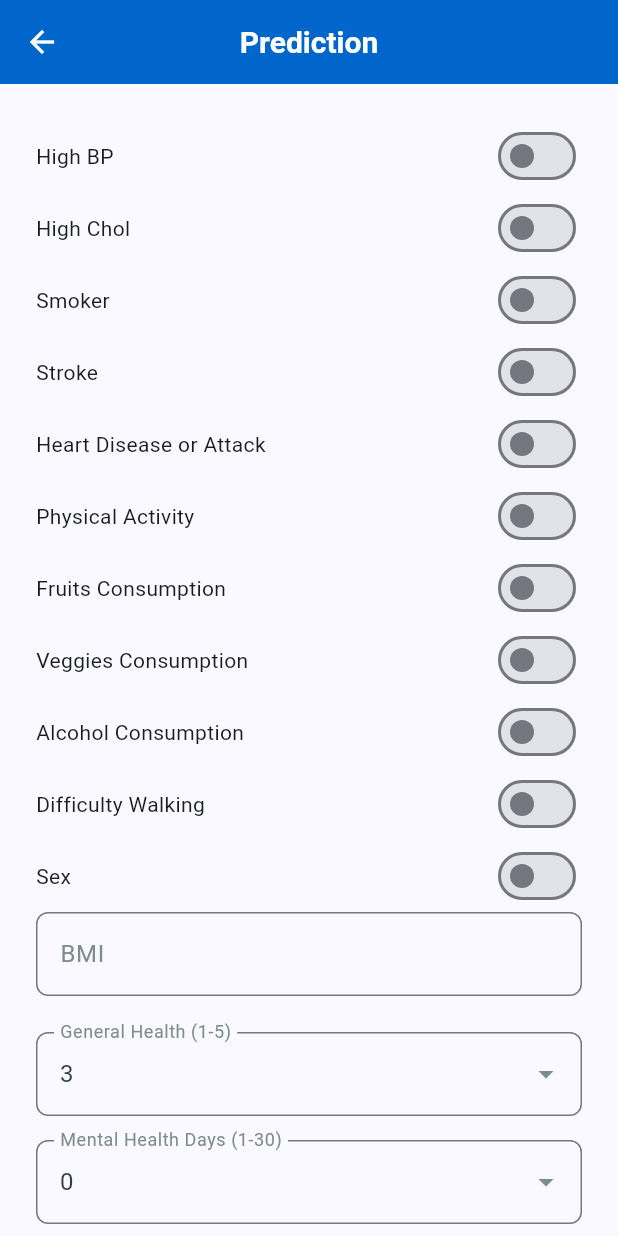
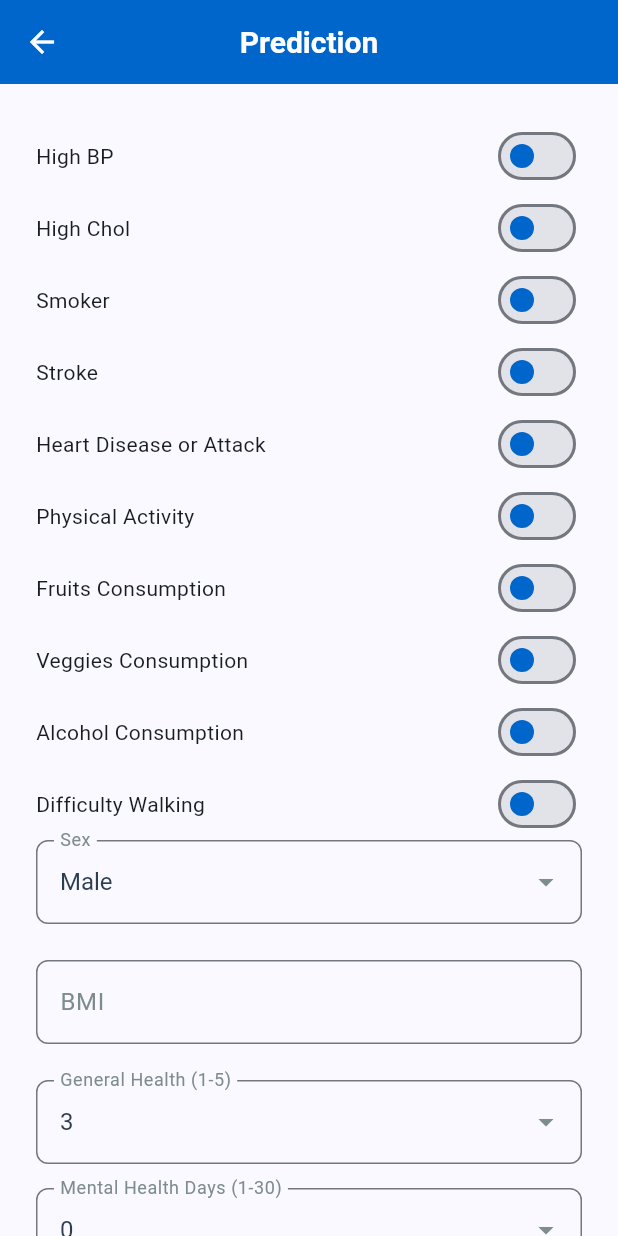
Before and after one commit to Zabith-Fulail/SugarMate, a Flutter app: the PredictionView screen opened by its route, on a phone screen of 412 x 824 dp. Run offline on Flutter 3.47's test engine with Material 3 defaults, Android fonts, the phone set to English and light mode, and no system bars; our stand-ins replace bloc, carousel_slider, cloud_firestore, connectivity_plus, dartz, device_info_plus and 14 more; missing offline and left inert: tflite_flutter; accounts and stored records are empty.

Commit message:
gender field issue fixed

```diff
--- a/lib/features/presentation/views/prediction/prediction_view.dart
+++ b/lib/features/presentation/views/prediction/prediction_view.dart
@@ -28,12 +28,13 @@ class _PredictionViewState extends State<PredictionView> {
   int _physHealth = 0;
   final TextEditingController _bmiController = TextEditingController();
 
-
   // bool _genHealth = false;
   // bool _mentHealth = false;
   // bool _physHealth = false;
   bool _diffWalk = false;
-  bool _sex = false;
+
+  // bool _sex = false;
+  String _sex = 'Male'; // default
   int _education = 1;
   int _income = 1;
 
@@ -48,7 +49,6 @@ class _PredictionViewState extends State<PredictionView> {
   String? _predictionResult;
   bool _isLoading = false;
 
-
   late DiabetesPredictor predictor;
   bool _modelLoaded = false;
 
@@ -57,12 +57,12 @@ class _PredictionViewState extends State<PredictionView> {
     super.initState();
     _loadModel();
   }
+
   @override
   void dispose() {
     _bmiController.dispose();
     super.dispose();
   }
-
 
   Future<void> _loadModel() async {
     predictor = DiabetesPredictor();
@@ -71,6 +71,7 @@ class _PredictionViewState extends State<PredictionView> {
       _modelLoaded = true;
     });
   }
+
   @override
   Widget build(BuildContext context) {
     return Scaffold(
@@ -93,17 +94,37 @@ class _PredictionViewState extends State<PredictionView> {
             crossAxisAlignment: CrossAxisAlignment.start,
             children: [
               // Toggle buttons for binary inputs (e.g., HighBP, HighChol, etc.)
-              _buildToggle("High BP", _highBP, (val) => setState(() => _highBP = val)),
-              _buildToggle("High Chol", _highChol, (val) => setState(() => _highChol = val)),
-              _buildToggle("Smoker", _smoker, (val) => setState(() => _smoker = val)),
-              _buildToggle("Stroke", _stroke, (val) => setState(() => _stroke = val)),
-              _buildToggle("Heart Disease or Attack", _heartDisease, (val) => setState(() => _heartDisease = val)),
-              _buildToggle("Physical Activity", _physActivity, (val) => setState(() => _physActivity = val)),
-              _buildToggle("Fruits Consumption", _fruits, (val) => setState(() => _fruits = val)),
-              _buildToggle("Veggies Consumption", _veggies, (val) => setState(() => _veggies = val)),
-              _buildToggle("Alcohol Consumption", _alcohol, (val) => setState(() => _alcohol = val)),
-              _buildToggle("Difficulty Walking", _diffWalk, (val) => setState(() => _diffWalk = val)),
-              _buildToggle("Sex", _sex, (val) => setState(() => _sex = val)), /// make it dropdown male or female
+              _buildToggle(
+                  "High BP", _highBP, (val) => setState(() => _highBP = val)),
+              _buildToggle("High Chol", _highChol,
+                  (val) => setState(() => _highChol = val)),
+              _buildToggle(
+                  "Smoker", _smoker, (val) => setState(() => _smoker = val)),
+              _buildToggle(
+                  "Stroke", _stroke, (val) => setState(() => _stroke = val)),
+              _buildToggle("Heart Disease or Attack", _heartDisease,
+                  (val) => setState(() => _heartDisease = val)),
+              _buildToggle("Physical Activity", _physActivity,
+                  (val) => setState(() => _physActivity = val)),
+              _buildToggle("Fruits Consumption", _fruits,
+                  (val) => setState(() => _fruits = val)),
+              _buildToggle("Veggies Consumption", _veggies,
+                  (val) => setState(() => _veggies = val)),
+              _buildToggle("Alcohol Consumption", _alcohol,
+                  (val) => setState(() => _alcohol = val)),
+              _buildToggle("Difficulty Walking", _diffWalk,
+                  (val) => setState(() => _diffWalk = val)),
+              // _buildToggle("Sex", _sex, (val) => setState(() => _sex = val)), /// make it dropdown male or female
+              AppDropdown<String>(
+                value: _sex,
+                labelText: "Sex",
+                items: const [
+                  DropdownMenuItem(value: 'Male', child: Text("Male")),
+                  DropdownMenuItem(value: 'Female', child: Text("Female")),
+                ],
+                onChanged: (val) => setState(() => _sex = val!),
+              ),
+              const SizedBox(height: 24),
               AppTextField(
                 controller: _bmiController,
                 labelText: "BMI",
@@ -267,7 +288,16 @@ class _PredictionViewState extends State<PredictionView> {
     return Row(
       children: [
         Expanded(child: Text(label)),
-        Switch(value: value, onChanged: onChanged),
+        Switch(
+          value: value,
+          onChanged: onChanged,
+          thumbColor: WidgetStateProperty.resolveWith<Color>(
+            (Set<WidgetState> states) {
+              return AppColors.primaryColor;
+            },
+          ),
+          activeTrackColor: AppColors.primaryColor.withValues(alpha: 0.5),
+        )
       ],
     );
   }
@@ -285,53 +315,77 @@ class _PredictionViewState extends State<PredictionView> {
       _predictionResult = null;
     });
 
-    // Raw input data
-    // List<double> inputData = [
-    //   _highBP ? 1 : 0,
-    //   _highChol ? 1 : 0,
-    //   double.tryParse(_bmiController.text) ?? 0.0,
-    //   _smoker ? 1 : 0,
-    //   _stroke ? 1 : 0,
-    //   _heartDisease ? 1 : 0,
-    //   _physActivity ? 1 : 0,
-    //   _fruits ? 1 : 0,
-    //   _veggies ? 1 : 0,
-    //   _alcohol ? 1 : 0,
-    //   // _genHealth ? 1.0 : 0.0, // Adjust if you're modeling general health as categorical
-    //   // _mentHealth ? 1.0 : 0.0,
-    //   // _physHealth ? 1.0 : 0.0,
-    //   _genHealth.toDouble(),
-    //   _mentHealth.toDouble(),
-    //   _physHealth.toDouble(),
-    //   _diffWalk ? 1 : 0,
-    //   _sex ? 1 : 0,
-    //   // double.tryParse(_ageController.text) ?? 0,
-    //   _age.toDouble(),
-    //   // double.tryParse(_educationController.text) ?? 0,
-    //   // double.tryParse(_incomeController.text) ?? 0,
-    //   _education.toDouble(),
-    //   _income.toDouble(),
-    //
-    // ];
+    List<double> inputData = [
+      _highBP ? 1 : 0,
+      _highChol ? 1 : 0,
+      double.tryParse(_bmiController.text) ?? 0.0,
+      _smoker ? 1 : 0,
+      _stroke ? 1 : 0,
+      _heartDisease ? 1 : 0,
+      _physActivity ? 1 : 0,
+      _fruits ? 1 : 0,
+      _veggies ? 1 : 0,
+      _alcohol ? 1 : 0,
+      _genHealth.toDouble(),
+      _mentHealth.toDouble(),
+      _physHealth.toDouble(),
+      _diffWalk ? 1 : 0,
+      _sex == 'Male' ? 1.0 : 0.0, // <-- updated
+      _age.toDouble(),
+      _education.toDouble(),
+      _income.toDouble(),
+    ];
 
-    List<double> inputData = [0, 1, 26, 1, 0, 0, 1, 1, 1, 1, 1, 0, 0, 0, 1, 13, 5, 6];
+    // List<double> inputData = [0, 1, 26, 1, 0, 0, 1, 1, 1, 1, 1, 0, 0, 0, 1, 13, 5, 6];
 
     // Means and standard deviations (from your StandardScaler in Python)
     List<double> means = [
-      0.56317083, 0.5247467, 29.88198681, 0.47537708, 0.0618358, 0.14687108,
-      0.70457801, 0.61386664, 0.78938341, 0.0435167, 2.83406716, 3.74139303,
-      5.77863243, 0.2510919, 0.45843722, 8.57676869, 4.92255053, 5.69925557
+      0.56317083,
+      0.5247467,
+      29.88198681,
+      0.47537708,
+      0.0618358,
+      0.14687108,
+      0.70457801,
+      0.61386664,
+      0.78938341,
+      0.0435167,
+      2.83406716,
+      3.74139303,
+      5.77863243,
+      0.2510919,
+      0.45843722,
+      8.57676869,
+      4.92255053,
+      5.69925557
     ];
 
     List<double> stds = [
-      0.49599339, 0.49938723, 7.10240249, 0.49939334, 0.24085708, 0.35397735,
-      0.45623222, 0.48686178, 0.40774654, 0.20401715, 1.11181404, 8.1465422,
-      10.04141135, 0.43364128, 0.49826954, 2.85296793, 1.03047795, 2.17492644
+      0.49599339,
+      0.49938723,
+      7.10240249,
+      0.49939334,
+      0.24085708,
+      0.35397735,
+      0.45623222,
+      0.48686178,
+      0.40774654,
+      0.20401715,
+      1.11181404,
+      8.1465422,
+      10.04141135,
+      0.43364128,
+      0.49826954,
+      2.85296793,
+      1.03047795,
+      2.17492644
     ];
 
     // Standard scaling function
-    List<double> standardScale(List<double> input, List<double> means, List<double> stds) {
-      return List.generate(input.length, (i) => (input[i] - means[i]) / stds[i]);
+    List<double> standardScale(
+        List<double> input, List<double> means, List<double> stds) {
+      return List.generate(
+          input.length, (i) => (input[i] - means[i]) / stds[i]);
     }
 
     // Normalize the input
@@ -342,14 +396,12 @@ class _PredictionViewState extends State<PredictionView> {
 
     setState(() {
       _isLoading = false;
-      _predictionResult = prediction < 1
-          ? "Prediction: Positive ✅"
-          : "Prediction: Negative ❌";
+      _predictionResult =
+          prediction < 1 ? "Prediction: Positive ✅" : "Prediction: Negative ❌";
     });
     print(inputData[2]);
     print(prediction);
     print(_predictionResult);
-
 
 // Show dialog after prediction is available
     showDialog(
@@ -358,7 +410,8 @@ class _PredictionViewState extends State<PredictionView> {
         final isPositive = prediction < 0.5;
 
         return AlertDialog(
-          shape: RoundedRectangleBorder(borderRadius: BorderRadius.circular(20)),
+          shape:
+              RoundedRectangleBorder(borderRadius: BorderRadius.circular(20)),
           titlePadding: const EdgeInsets.all(0),
           contentPadding: const EdgeInsets.all(16),
           title: Container(
@@ -373,7 +426,9 @@ class _PredictionViewState extends State<PredictionView> {
             child: Row(
               children: [
                 Icon(
-                  isPositive ? Icons.warning_rounded : Icons.check_circle_rounded,
+                  isPositive
+                      ? Icons.warning_rounded
+                      : Icons.check_circle_rounded,
                   color: isPositive ? Colors.red : Colors.green,
                   size: 30,
                 ),
@@ -383,7 +438,9 @@ class _PredictionViewState extends State<PredictionView> {
                   style: TextStyle(
                     fontSize: 18,
                     fontWeight: FontWeight.bold,
-                    color: isPositive ? Colors.red.shade900 : Colors.green.shade900,
+                    color: isPositive
+                        ? Colors.red.shade900
+                        : Colors.green.shade900,
                   ),
                 ),
               ],
@@ -404,10 +461,5 @@ class _PredictionViewState extends State<PredictionView> {
         );
       },
     );
-
-
   }
-
-
-
 }
```
Lines whose indentation alone changed are shown as unchanged.
